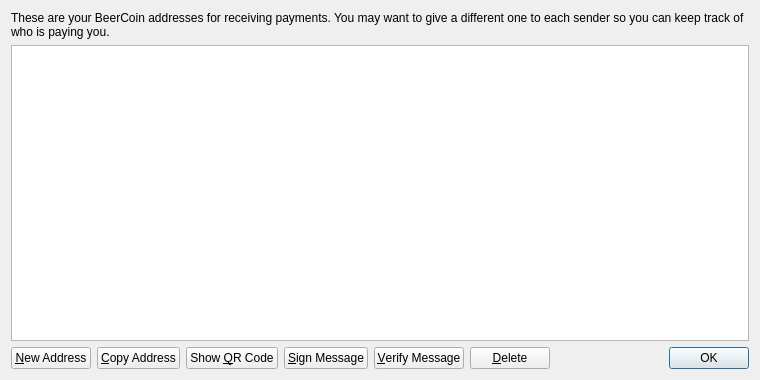
This is src/qt/forms/addressbookpage.ui in Sample-Codes/JamieCoin as Qt 5 draws it before an edit. The edited form follows.
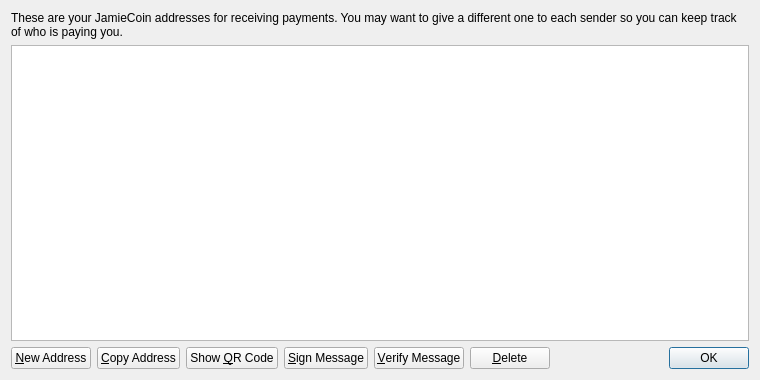
This is the edited form. Icons and pictures are not drawn.

What changed in the file:
```diff
--- a/src/qt/forms/addressbookpage.ui
+++ b/src/qt/forms/addressbookpage.ui
@@ -17,7 +17,7 @@
    <item>
     <widget class="QLabel" name="labelExplanation">
      <property name="text">
-      <string>These are your BeerCoin addresses for receiving payments. You may want to give a different one to each sender so you can keep track of who is paying you.</string>
+      <string>These are your JamieCoin addresses for receiving payments. You may want to give a different one to each sender so you can keep track of who is paying you.</string>
      </property>
      <property name="textFormat">
       <enum>Qt::PlainText</enum>
```
